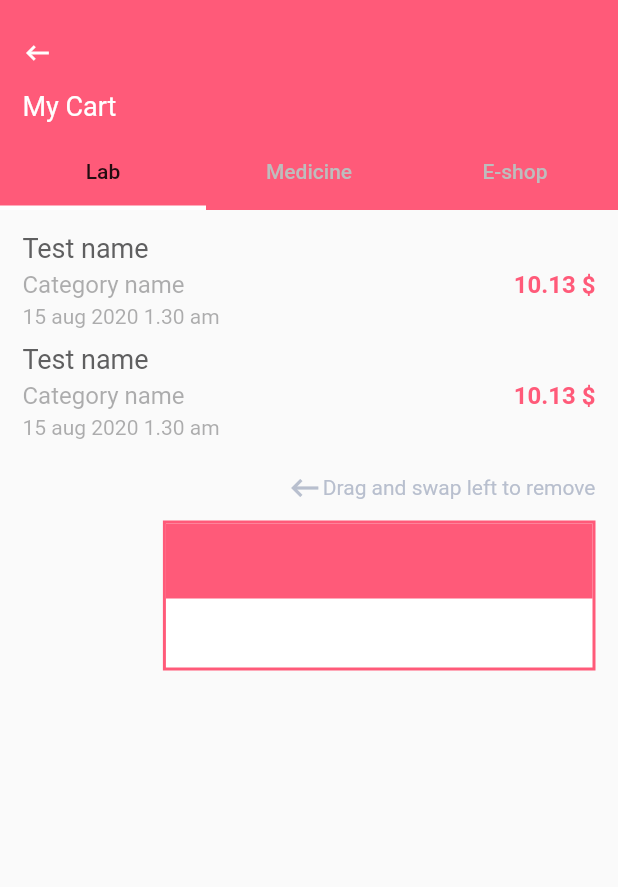
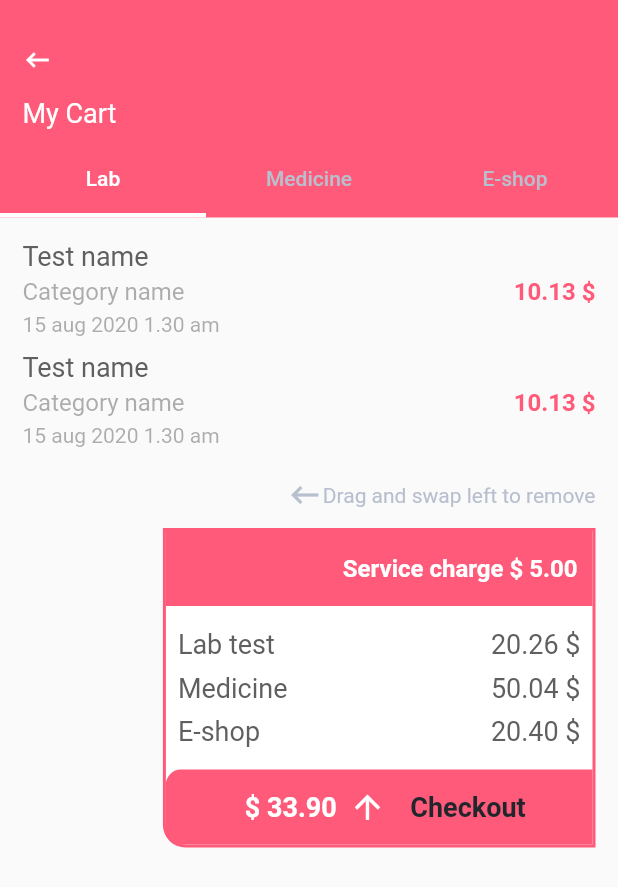
Before and after one commit to TheAlphamerc/flutter_healthcare_app, a Flutter app: the CartPage screen opened directly, on a phone screen of 412 x 824 dp. Shown: the top 887 px of the screen. Run offline on Flutter 3.47's test engine with Material 2 defaults, Android fonts, the phone set to English and light mode, and no system bars; drawn by our look-alikes of flutter_slidable; our stand-ins replace file_picker, flutter_datetime_picker, geolocator, group_radio_button, rating_bar, responsive_grid; missing offline and left inert: geocoder.

```diff
--- a/lib/src/pages/cart_page.dart
+++ b/lib/src/pages/cart_page.dart
@@ -39,7 +39,7 @@ class _CartPageState extends State<CartPage> with TickerProviderStateMixin {
                       crossAxisAlignment: CrossAxisAlignment.start,
                       children: [
                         Padding(
-                          padding: const EdgeInsets.only(top:25.0,left: 15),
+                          padding: const EdgeInsets.only(top:30.0,left: 15),
                           child: Icon(Icons.keyboard_backspace,
                             size: 20,
                             color: LightColor.white,),
@@ -63,8 +63,8 @@ class _CartPageState extends State<CartPage> with TickerProviderStateMixin {
                                   width: MediaQuery.of(context).size.width,
                                   child: TabBar(
                                     indicatorWeight: 3,
-                                    unselectedLabelColor: Colors.grey.shade400,
-                                    labelColor: Colors.black87,
+                                    unselectedLabelColor: LightColor.grey,
+                                    labelColor: Colors.white,
                                     tabs: [
                                       new Tab(
                                         text: "Lab",),
@@ -83,7 +83,7 @@ class _CartPageState extends State<CartPage> with TickerProviderStateMixin {
                     ),
                   ),
                   Positioned(
-                    top: 140,
+                    top: 145,
                     child: Container(
                       height: MediaQuery.of(context).size.height,
                       color: Colors.white,
--- a/lib/src/pages/lab_cart_tab.dart
+++ b/lib/src/pages/lab_cart_tab.dart
@@ -1,4 +1,5 @@
 import 'package:flutter/material.dart';
+import 'package:flutter_healthcare_app/src/pages/checkout_page.dart';
 import 'package:flutter_healthcare_app/src/theme/light_color.dart';
 import 'package:flutter_slidable/flutter_slidable.dart';
 
@@ -130,10 +131,10 @@ class _LabTabState extends State<LabTab> {
     return Align(
       alignment: Alignment.topRight,
       child: Container(
-        height: 100,
         width: MediaQuery.of(context).size.width * 0.7,
         decoration: BoxDecoration(
           color: LightColor.white,
+          borderRadius: BorderRadius.only(bottomLeft: Radius.circular(15)),
           border: Border.all(color: LightColor.themered,width: 2)
         ),
         child: Column(
@@ -142,8 +143,120 @@ class _LabTabState extends State<LabTab> {
               height: 50,
               width: MediaQuery.of(context).size.width * 0.7,
               color: LightColor.themered,
-              child: Text(''),
-            )
+              child: Align(
+                alignment: Alignment.centerRight,
+                child: Padding(
+                  padding: const EdgeInsets.only(right:10.0),
+                  child: Text(
+                      'Service charge \$ 5.00',
+                  textAlign: TextAlign.right,
+                  style: TextStyle(
+                    color: LightColor.white,
+                    fontSize: 16,
+                    fontWeight: FontWeight.bold
+                  ),),
+                ),
+              ),
+            ),
+            Padding(
+              padding: const EdgeInsets.only(left:8.0,right: 8,top: 15),
+              child: Row(
+                mainAxisAlignment: MainAxisAlignment.spaceBetween,
+                children: [
+                  Text('Lab test',
+                  style: TextStyle(
+                    color: LightColor.lightblack,
+                    fontSize: 18
+                  ),),
+                  Text('20.26 \$',
+                    style: TextStyle(
+                        color: LightColor.lightblack,
+                        fontSize: 18
+                    ),),
+                ],
+              ),
+            ),
+            Padding(
+              padding: const EdgeInsets.only(left:8.0,right: 8,top: 8),
+              child: Row(
+                mainAxisAlignment: MainAxisAlignment.spaceBetween,
+                children: [
+                  Text('Medicine',
+                    style: TextStyle(
+                        color: LightColor.lightblack,
+                        fontSize: 18
+                    ),),
+                  Text('50.04 \$',
+                    style: TextStyle(
+                        color: LightColor.lightblack,
+                        fontSize: 18
+                    ),),
+                ],
+              ),
+            ),
+            Padding(
+              padding: const EdgeInsets.only(left:8.0,right: 8,top: 8,bottom: 15),
+              child: Row(
+                mainAxisAlignment: MainAxisAlignment.spaceBetween,
+                children: [
+                  Text('E-shop',
+                    style: TextStyle(
+                        color: LightColor.lightblack,
+                        fontSize: 18
+                    ),),
+                  Text('20.40 \$',
+                    style: TextStyle(
+                        color: LightColor.lightblack,
+                        fontSize: 18
+                    ),),
+                ],
+              ),
+            ),
+            Container(
+              height: 50,
+              width: MediaQuery.of(context).size.width * 0.7,
+              decoration: BoxDecoration(
+                color: LightColor.themered,
+                borderRadius: BorderRadius.only(topLeft: Radius.circular(10),bottomLeft: Radius.circular(10))
+              ),
+              child: Row(
+                crossAxisAlignment: CrossAxisAlignment.center,
+                mainAxisAlignment: MainAxisAlignment.center,
+                children: [
+                  Padding(
+                    padding: const EdgeInsets.only(left:8.0),
+                    child: Text('\$ 33.90',
+                    style: TextStyle(
+                      color: LightColor.white,
+                      fontSize: 18,
+                      fontWeight: FontWeight.bold
+                    ),),
+                  ),
+                  Padding(
+                    padding: const EdgeInsets.all(8.0),
+                    child: Icon(Icons.arrow_upward,
+                    size: 25,
+                    color: LightColor.white,),
+                  ),
+                  GestureDetector(
+                    onTap: (){
+                      Navigator.push(context,
+                          MaterialPageRoute(builder: (_) => CheckoutPage()));
+                    },
+                    child: Padding(
+                      padding: const EdgeInsets.only(left:8.0),
+                      child: Text('Checkout',
+                        style: TextStyle(
+                            color: LightColor.black,
+                            fontSize: 18,
+                            fontWeight: FontWeight.bold
+                        ),),
+                    ),
+                  ),
+
+                ],
+              ),
+            ),
           ],
         ),
 
```
Also changed, not shown: lib/src/pages/checkout_page.dart (added, +324 -0 lines).
